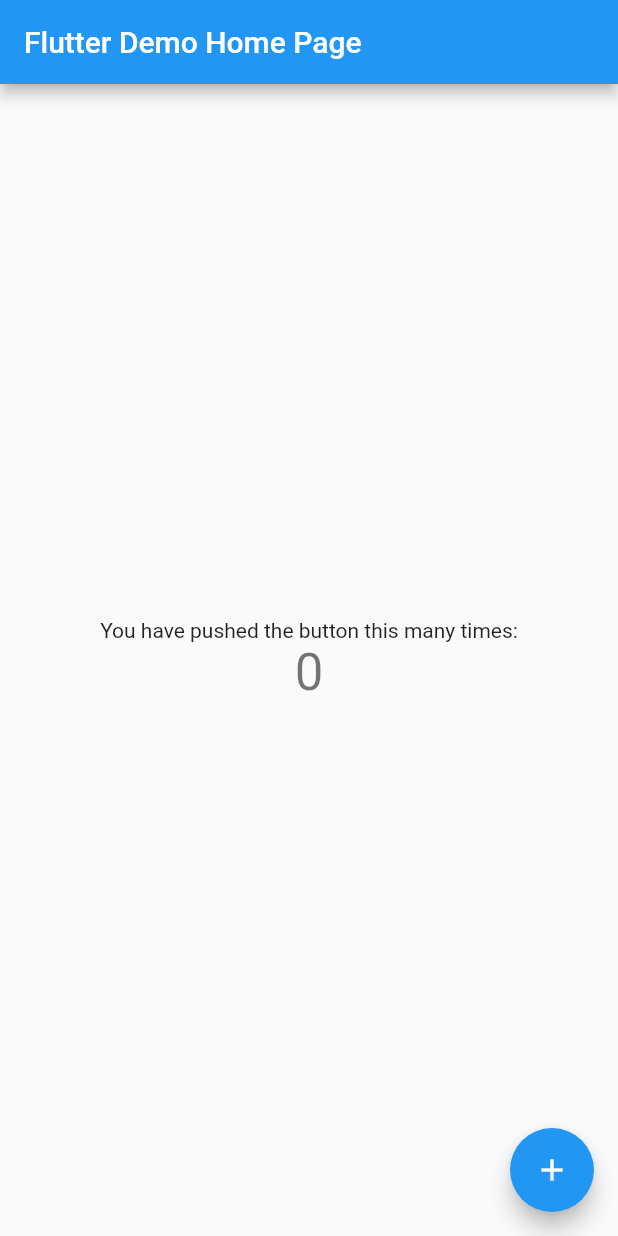
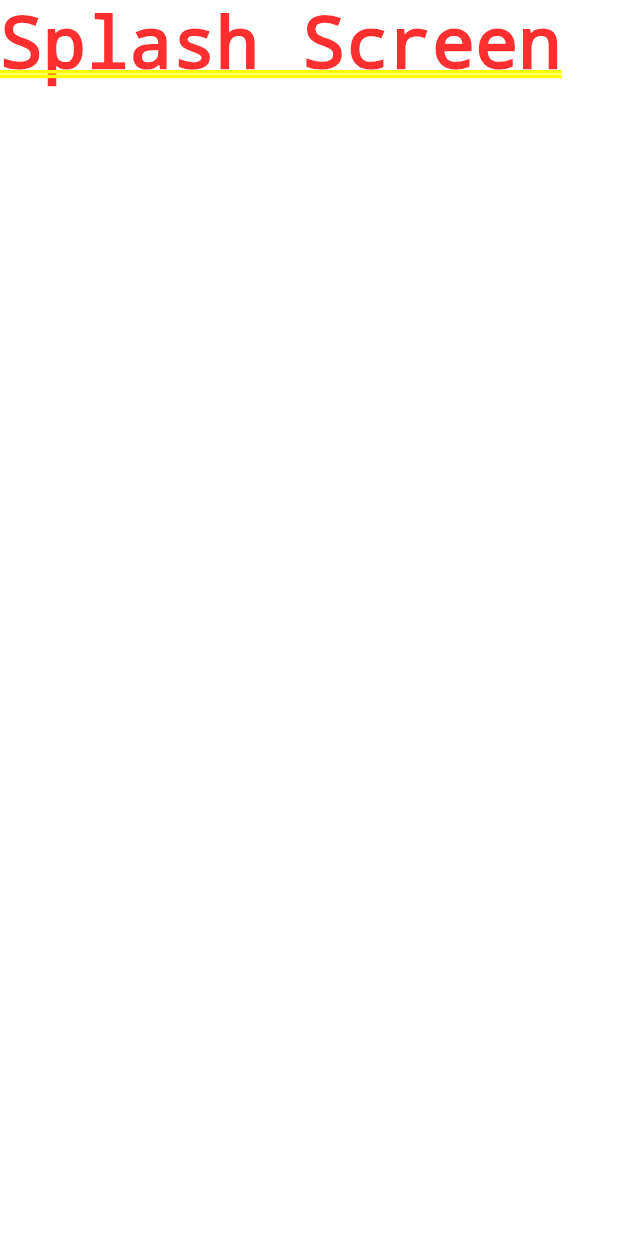
Before and after one commit to someonestaring/demo_gram, a Flutter app: the screen it shows after launch, on a phone screen of 412 x 824 dp. Run offline on Flutter 3.47's test engine with Material 2 defaults, Android fonts, the phone set to English and light mode, and no system bars; our stand-ins replace cloud_firestore, firebase_auth, firebase_core, firebase_messaging; accounts and stored records are empty.

Commit message:
Decent Start: Things are initialized as far as dB, auth, etc --> need to go back over with fresh eyes and find points of failure to move forward with setting up the mark-up.

```diff
--- a/lib/main.dart
+++ b/lib/main.dart
@@ -1,3 +1,5 @@
+import 'package:demo_gram/screens/splash.dart';
+import 'package:demo_gram/state/app_state.dart';
 import 'package:flutter/material.dart';
 
 void main() {
@@ -6,110 +8,16 @@
 
 class MyApp extends StatelessWidget {
   const MyApp({Key? key}) : super(key: key);
-
-  // This widget is the root of your application.
   @override
   Widget build(BuildContext context) {
-    return MaterialApp(
-      title: 'Flutter Demo',
-      theme: ThemeData(
-        // This is the theme of your application.
-        //
-        // Try running your application with "flutter run". You'll see the
-        // application has a blue toolbar. Then, without quitting the app, try
-        // changing the primarySwatch below to Colors.green and then invoke
-        // "hot reload" (press "r" in the console where you ran "flutter run",
-        // or simply save your changes to "hot reload" in a Flutter IDE).
-        // Notice that the counter didn't reset back to zero; the application
-        // is not restarted.
-        primarySwatch: Colors.blue,
+    return AppStateWidget(
+      child: MaterialApp(
+        title: 'Flutter Demo',
+        theme: ThemeData(
+          primarySwatch: Colors.blue,
+        ),
+        home: const Splash(),
       ),
-      home: const MyHomePage(title: 'Flutter Demo Home Page'),
     );
   }
 }
-
-class MyHomePage extends StatefulWidget {
-  const MyHomePage({Key? key, required this.title}) : super(key: key);
-
-  // This widget is the home page of your application. It is stateful, meaning
-  // that it has a State object (defined below) that contains fields that affect
-  // how it looks.
-
-  // This class is the configuration for the state. It holds the values (in this
-  // case the title) provided by the parent (in this case the App widget) and
-  // used by the build method of the State. Fields in a Widget subclass are
-  // always marked "final".
-
-  final String title;
-
-  @override
-  State<MyHomePage> createState() => _MyHomePageState();
-}
-
-class _MyHomePageState extends State<MyHomePage> {
-  int _counter = 0;
-
-  void _incrementCounter() {
-    setState(() {
-      // This call to setState tells the Flutter framework that something has
-      // changed in this State, which causes it to rerun the build method below
-      // so that the display can reflect the updated values. If we changed
-      // _counter without calling setState(), then the build method would not be
-      // called again, and so nothing would appear to happen.
-      _counter++;
-    });
-  }
-
-  @override
-  Widget build(BuildContext context) {
-    // This method is rerun every time setState is called, for instance as done
-    // by the _incrementCounter method above.
-    //
-    // The Flutter framework has been optimized to make rerunning build methods
-    // fast, so that you can just rebuild anything that needs updating rather
-    // than having to individually change instances of widgets.
-    return Scaffold(
-      appBar: AppBar(
-        // Here we take the value from the MyHomePage object that was created by
-        // the App.build method, and use it to set our appbar title.
-        title: Text(widget.title),
-      ),
-      body: Center(
-        // Center is a layout widget. It takes a single child and positions it
-        // in the middle of the parent.
-        child: Column(
-          // Column is also a layout widget. It takes a list of children and
-          // arranges them vertically. By default, it sizes itself to fit its
-          // children horizontally, and tries to be as tall as its parent.
-          //
-          // Invoke "debug painting" (press "p" in the console, choose the
-          // "Toggle Debug Paint" action from the Flutter Inspector in Android
-          // Studio, or the "Toggle Debug Paint" command in Visual Studio Code)
-          // to see the wireframe for each widget.
-          //
-          // Column has various properties to control how it sizes itself and
-          // how it positions its children. Here we use mainAxisAlignment to
-          // center the children vertically; the main axis here is the vertical
-          // axis because Columns are vertical (the cross axis would be
-          // horizontal).
-          mainAxisAlignment: MainAxisAlignment.center,
-          children: <Widget>[
-            const Text(
-              'You have pushed the button this many times:',
-            ),
-            Text(
-              '$_counter',
-              style: Theme.of(context).textTheme.headline4,
-            ),
-          ],
-        ),
-      ),
-      floatingActionButton: FloatingActionButton(
-        onPressed: _incrementCounter,
-        tooltip: 'Increment',
-        child: const Icon(Icons.add),
-      ), // This trailing comma makes auto-formatting nicer for build methods.
-    );
-  }
-}
--- /dev/null
+++ b/lib/screens/!auth/authority.dart
@@ -0,0 +1,10 @@
+import 'package:flutter/material.dart';
+
+class Authority extends StatelessWidget {
+  const Authority({Key? key}) : super(key: key);
+
+  @override
+  Widget build(BuildContext context) {
+    return const Text('Authority Screen');
+  }
+}
--- /dev/null
+++ b/lib/screens/splash.dart
@@ -0,0 +1,95 @@
+import 'package:demo_gram/screens/!auth/authority.dart';
+import 'package:demo_gram/screens/auth/utility.dart';
+import 'package:demo_gram/state/app_state.dart';
+import 'package:firebase_messaging/firebase_messaging.dart';
+import 'package:flutter/material.dart';
+import 'package:firebase_auth/firebase_auth.dart';
+import 'package:cloud_firestore/cloud_firestore.dart';
+import 'package:firebase_core/firebase_core.dart';
+
+class Splash extends StatefulWidget {
+  const Splash({Key? key}) : super(key: key);
+
+  @override
+  _SplashState createState() => _SplashState();
+}
+
+class _SplashState extends State<Splash> {
+  final FirebaseAuth _auth = FirebaseAuth.instance;
+  final FirebaseFirestore _dB = FirebaseFirestore.instance;
+  final FirebaseMessaging _messaging = FirebaseMessaging.instance;
+  User? user;
+  bool authed = false;
+  bool _init = false;
+  bool _err = false;
+
+  void initFire() async {
+    try {
+      await Firebase.initializeApp();
+      setState(() {
+        _init = true;
+      });
+    } catch (e) {
+      setState(() {
+        _err = true;
+      });
+    }
+  }
+
+  _userSignIn() async {
+    user = _auth.currentUser;
+    if (user != null) {
+      DocumentSnapshot _userData = await _dB
+          .collection('users')
+          .doc(_auth.currentUser!.phoneNumber)
+          .get();
+      String? _token = await _messaging.getToken();
+
+      await _dB
+          .collection('users')
+          .doc(_auth.currentUser!.phoneNumber)
+          .get()
+          .then((res) {
+        Map<String, dynamic>? data = res.data();
+        if (data!.containsKey('tokens')) {
+          List tokens = data['tokens'];
+          if (tokens.contains(_token)) {
+            return;
+          } else {
+            res.reference.update({
+              'tokens': FieldValue.arrayUnion([_token]),
+            });
+          }
+        } else {
+          res.reference.update({
+            'tokens': [_token]
+          });
+        }
+        AppStateWidget.of(context).updateUserData(data);
+      });
+      setState(() {
+        user != null ? authed = true : authed = false;
+      });
+    }
+  }
+
+  @override
+  void initState() {
+    super.initState();
+    _userSignIn();
+    initFire();
+  }
+
+  Widget userAuthState() {
+    if (!authed) {
+      return const Authority();
+    } else {
+      return const Utility();
+    }
+  }
+
+  @override
+  Widget build(BuildContext context) {
+    return const Text('Splash Screen');
+  }
+}
--- /dev/null
+++ b/lib/state/app_state.dart
@@ -0,0 +1,97 @@
+import 'package:flutter/material.dart';
+
+final Map initialState = {
+  "dateJoined": DateTime,
+  "deviceTokens": [],
+  "email": '',
+  "firstName": '',
+  "lastActive": DateTime,
+  "lastName": '',
+  "notificationAccess": false,
+  "phoneNumber": '',
+  "profilePhoto": '',
+  "username": '',
+};
+
+class AppState {
+  AppState({
+    required this.userData,
+    required this.miscData,
+  });
+  final Map userData;
+  final Map miscData;
+
+  AppState copyWith({
+    Map? userData,
+    Map? miscData,
+  }) {
+    return AppState(
+      userData: userData ?? this.userData,
+      miscData: miscData ?? this.miscData,
+    );
+  }
+}
+
+class AppStateScope extends InheritedWidget {
+  const AppStateScope(this.data, {Key? key, required Widget child})
+      : super(key: key, child: child);
+
+  final AppState data;
+
+  static AppState of(BuildContext context) {
+    return context.dependOnInheritedWidgetOfExactType<AppStateScope>()!.data;
+  }
+
+  @override
+  bool updateShouldNotify(AppStateScope oldWidget) {
+    return data != oldWidget.data;
+  }
+}
+
+class AppStateWidget extends StatefulWidget {
+  const AppStateWidget({required this.child});
+  final Widget child;
+
+  static AppStateWidgetState of(BuildContext context) {
+    return context.findAncestorStateOfType<AppStateWidgetState>()!;
+  }
+
+  @override
+  AppStateWidgetState createState() => AppStateWidgetState();
+}
+
+class AppStateWidgetState extends State<AppStateWidget> {
+  final AppState _data = AppState(
+    userData: initialState,
+    miscData: {},
+  );
+
+  void updateUserData(Map newData) {
+    setState(() {
+      newData.forEach((key, value) {
+        if (_data.userData.containsKey(key)) {
+          _data.userData.update(key, (value) => value);
+        } else {
+          _data.userData[key] = value;
+        }
+      });
+    });
+  }
+
+  void updateMiscData(Map newData) {
+    setState(() {
+      newData.forEach((key, value) {
+        if (_data.miscData.containsKey(key)) {
+          _data.miscData.update(key, (value) => value);
+        } else {
+          _data.miscData[key] = value;
+        }
+      });
+    });
+  }
+
+  @override
+  Widget build(BuildContext context) {
+    return AppStateScope(_data, child: widget.child);
+  }
+}
```
Also changed, not shown: lib/screens/!auth/login.dart (added, +15 -0 lines), lib/screens/!auth/signup.dart (added, +15 -0 lines), lib/screens/auth/utility.dart (added, +10 -0 lines), pubspec.yaml (+8 -0 lines), pubspec.lock, 5 other files.
